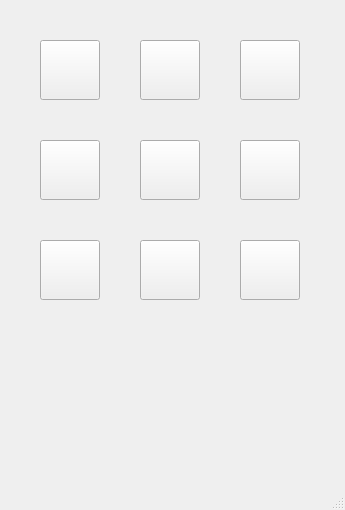
Qt form mainwindow.ui (Leo-Klisanic/krizic_kruzic) before a commit.
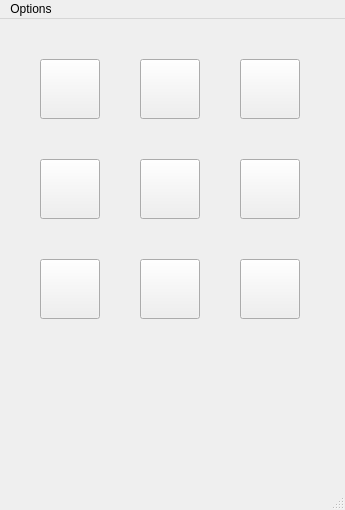
The same form after that commit.

Commit message:
Reset i close funkcije
Dodane funkcije resetiranja igre i zatvaranja programa.

Patch:
```diff
--- a/mainwindow.ui
+++ b/mainwindow.ui
@@ -450,6 +450,14 @@
      <height>21</height>
     </rect>
    </property>
+   <widget class="QMenu" name="menuReset">
+    <property name="title">
+     <string>Options</string>
+    </property>
+    <addaction name="actionReset"/>
+    <addaction name="actionClose"/>
+   </widget>
+   <addaction name="menuReset"/>
   </widget>
   <widget class="QStatusBar" name="statusbar"/>
  </widget>
```
Left out of the diff: 10 changed lines with no effect on the pictures. The commit also changes 2 other files.
